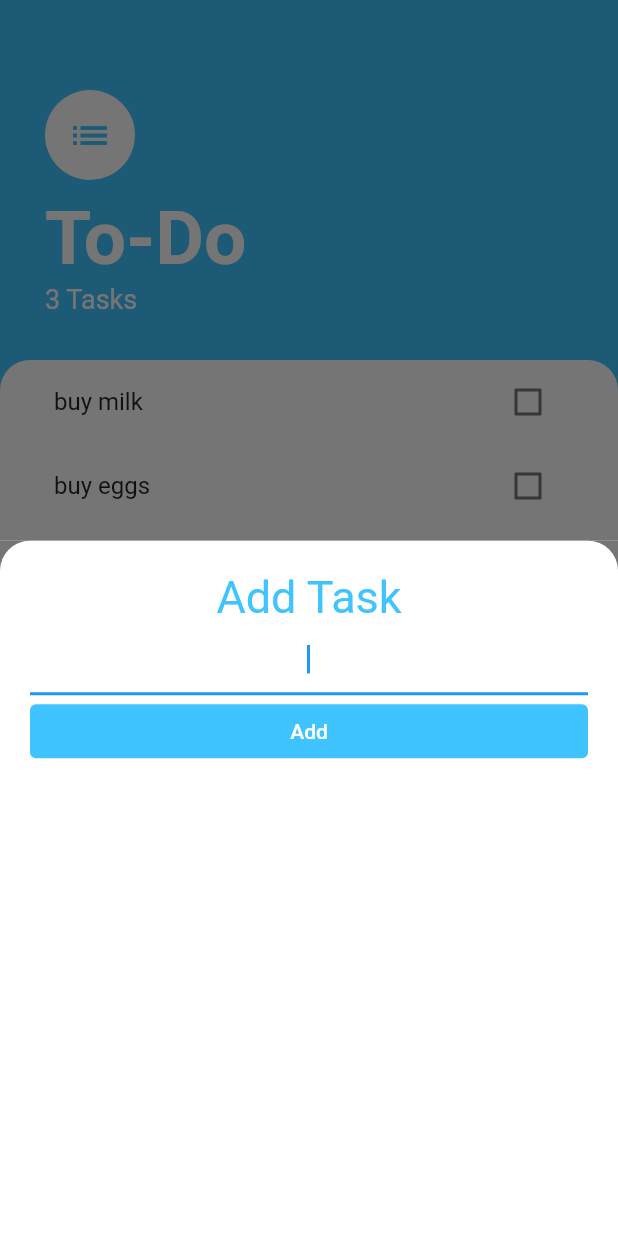
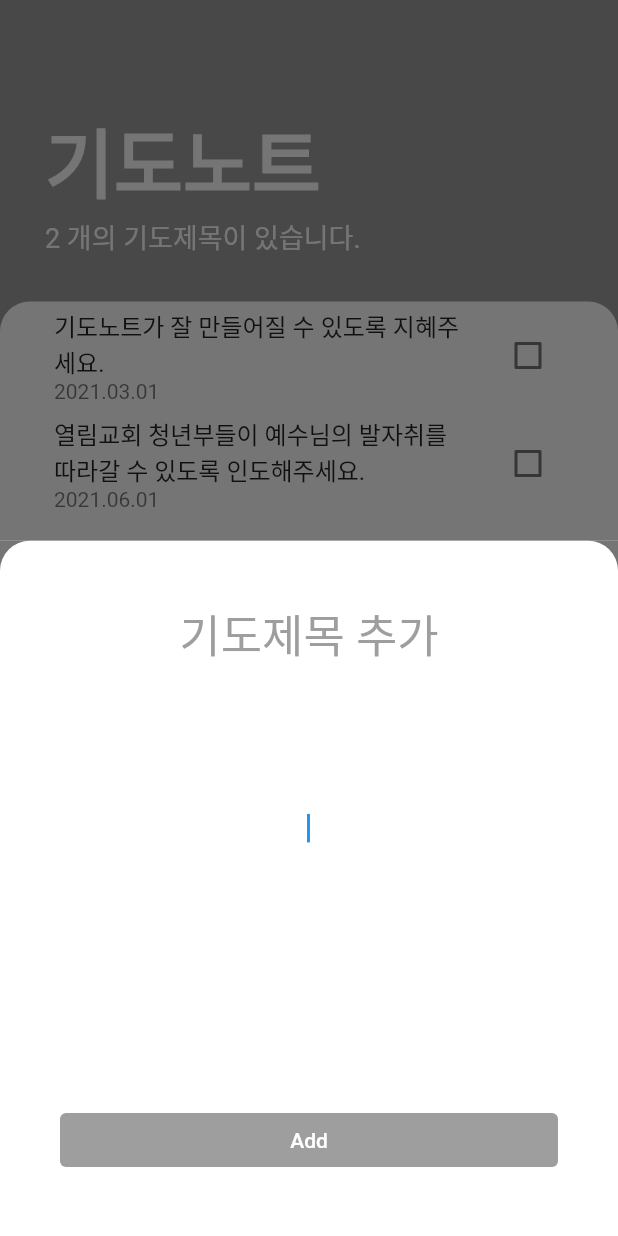
Before and after one commit to SangHoo-c/flutter-todo-list, a Flutter app: the screen it shows after launch, after a tap on the "add" icon, on a phone screen of 412 x 824 dp. Run offline on Flutter 3.47's test engine with Material 2 defaults, Android fonts, the phone set to English and light mode, and no system bars; our stand-ins replace date_format.

Commit message:
pray list

```diff
--- a/lib/modules/task.dart
+++ b/lib/modules/task.dart
@@ -1,8 +1,15 @@
+import 'package:date_format/date_format.dart';
+
 class Task {
-  final String name;
+  final String sentence;
+  final String date;
   bool isDone;
 
-  Task({this.name = 'default', this.isDone = false});
+  Task({
+    this.sentence = 'default',
+    this.isDone = false,
+    this.date = '2020.01.01',
+  });
 
   void toggleDone() {
     isDone = !isDone;
--- a/lib/modules/task_data.dart
+++ b/lib/modules/task_data.dart
@@ -1,13 +1,14 @@
 import 'package:flutter/foundation.dart';
 import 'package:todo_list/modules/task.dart';
 import 'dart:collection';
+import 'package:date_format/date_format.dart';
 
 class TaskData extends ChangeNotifier {
   // task 를 private 하게 만들어서 보호한다.
   List<Task> _tasks = [
-    Task(name: 'buy milk'),
-    Task(name: 'buy eggs'),
-    Task(name: 'do stuff'),
+    Task(sentence: '기도노트가 잘 만들어질 수 있도록 지혜주세요.', date: '2021.03.01'),
+    Task(
+        sentence: '열림교회 청년부들이 예수님의 발자취를 따라갈 수 있도록 인도해주세요.', date: '2021.06.01'),
   ];
 
   // 외부에서 tasks 에 대한 호출이 필요한 경우 , getter 를 사용해서 반환한다.
@@ -21,14 +22,26 @@ class TaskData extends ChangeNotifier {
   }
 
   void addTask(String newTaskTitle) {
-    final task = Task(name: newTaskTitle);
+    DateTime currentDateTime = DateTime.now();
+    String currentDateTimeString =
+        formatDate(currentDateTime, [yyyy, '.', mm, '.', dd]);
+    final task = Task(sentence: newTaskTitle, date: currentDateTimeString);
     _tasks.add(task);
     notifyListeners();
   }
 
-  void updateTask(Task task) {
+  void updateToggle(Task task) {
     task.toggleDone();
     notifyListeners(); // update Widget
+  }
+
+  void updatePray(String newTaskTitle) {
+    // DateTime currentDateTime = DateTime.now();
+    // String currentDateTimeString =
+    //     formatDate(currentDateTime, [yyyy, '.', mm, '.', dd]);
+    // final task = Task(sentence: newTaskTitle, date: currentDateTimeString);
+    // _tasks.add(task);
+    // notifyListeners();
   }
 
   void deleteTask(Task task) {
--- a/lib/screens/add_task_screen.dart
+++ b/lib/screens/add_task_screen.dart
@@ -10,7 +10,7 @@ class AddTaskScreen extends StatelessWidget {
     return Container(
       color: Color(0xff757575),
       child: Container(
-        padding: EdgeInsets.all(20.0),
+        padding: EdgeInsets.all(40.0),
         decoration: BoxDecoration(
           color: Colors.white,
           borderRadius: BorderRadius.only(
@@ -20,25 +20,33 @@ class AddTaskScreen extends StatelessWidget {
         ),
         child: Column(
           crossAxisAlignment: CrossAxisAlignment.stretch,
+          mainAxisAlignment: MainAxisAlignment.spaceBetween,
           children: <Widget>[
             Text(
-              'Add Task',
+              '기도제목 추가',
               textAlign: TextAlign.center,
               style: TextStyle(
                 fontSize: 30.0,
-                color: Colors.lightBlueAccent,
+                color: Colors.grey,
               ),
             ),
-            TextField(
-              autofocus: true,
-              textAlign: TextAlign.center,
-              onChanged: (newText) {
-                newTaskTitle = newText;
-              },
+            Container(
+              width: 100.0,
+              child: TextField(
+                keyboardType: TextInputType.multiline,
+                maxLines: 5,
+                decoration: new InputDecoration(
+                  border: InputBorder.none,
+                ),
+                autofocus: true,
+                textAlign: TextAlign.center,
+                onChanged: (newText) {
+                  newTaskTitle = newText;
+                },
+              ),
             ),
             TextButton(
-              style:
-                  TextButton.styleFrom(backgroundColor: Colors.lightBlueAccent),
+              style: TextButton.styleFrom(backgroundColor: Colors.grey),
               onPressed: () {
                 // final task = Task(name: newTaskTitle);
                 // Provider.of<TaskData>(context).tasks.add(task);
--- a/lib/screens/tasks_screen.dart
+++ b/lib/screens/tasks_screen.dart
@@ -8,10 +8,10 @@ class TasksScreen extends StatelessWidget {
   @override
   Widget build(BuildContext context) {
     return Scaffold(
-      backgroundColor: Colors.lightBlueAccent,
+      backgroundColor: Colors.grey,
       floatingActionButton: FloatingActionButton(
         child: const Icon(Icons.add),
-        backgroundColor: Colors.lightBlueAccent,
+        backgroundColor: Colors.grey,
         onPressed: () {
           showModalBottomSheet(
             context: context,
@@ -34,20 +34,20 @@ class TasksScreen extends StatelessWidget {
               crossAxisAlignment:
                   CrossAxisAlignment.start, // column 안에 있는 항목들 정렬 방법
               children: <Widget>[
-                CircleAvatar(
-                  child: Icon(
-                    Icons.list,
-                    size: 30.0,
-                    color: Colors.lightBlueAccent,
-                  ),
-                  backgroundColor: Colors.white,
-                  radius: 30.0,
-                ),
+                // CircleAvatar(
+                //   child: Icon(
+                //     Icons.list,
+                //     size: 30.0,
+                //     color: Colors.grey,
+                //   ),
+                //   backgroundColor: Colors.white,
+                //   radius: 30.0,
+                // ),
                 SizedBox(
                   height: 10.0,
                 ),
                 Text(
-                  'To-Do',
+                  '기도노트',
                   style: TextStyle(
                     color: Colors.white,
                     fontSize: 50.0,
@@ -55,7 +55,7 @@ class TasksScreen extends StatelessWidget {
                   ),
                 ),
                 Text(
-                  '${Provider.of<TaskData>(context).taskCount} Tasks',
+                  '${Provider.of<TaskData>(context).taskCount} 개의 기도제목이 있습니다.',
                   style: TextStyle(
                     color: Colors.white,
                     fontSize: 18.0,
--- a/lib/widgets/task_list.dart
+++ b/lib/widgets/task_list.dart
@@ -1,4 +1,5 @@
 import 'package:flutter/material.dart';
+import 'package:todo_list/screens/add_task_screen.dart';
 import 'package:todo_list/widgets/task_tile.dart';
 import 'package:provider/provider.dart';
 import 'package:todo_list/modules/task_data.dart';
@@ -13,11 +14,17 @@ class TasksList extends StatelessWidget {
     // Cosumer widger 으로
     return Consumer<TaskData>(
       builder: (context, taskData, child) {
-        return ListView.builder(
+        // 더 좋은(overhead 가 없는) scroll view 가 없는지 찾아보기,
+        return SingleChildScrollView(
+          physics: ScrollPhysics(),
+          child: ListView.builder(
+            physics: NeverScrollableScrollPhysics(),
+            shrinkWrap: true,
+            // itemCount: 18,
             itemBuilder: (context, index) {
               final task = taskData.tasks[index];
               return Dismissible(
-              key: Key(Provider.of<TaskData>(context).tasks[index].name),
+                key: Key(Provider.of<TaskData>(context).tasks[index].sentence),
                 background: Container(
                   padding: EdgeInsets.all(10.0),
                   color: Colors.red,
@@ -38,17 +45,21 @@ class TasksList extends StatelessWidget {
                 },
                 child: TaskTile(
                   isChecked: task.isDone,
-                taskTitle: task.name,
+                  prayerTopic: task.sentence,
+                  currentDate: task.date,
                   checkBoxCallback: (bool? checkBoxState) {
-                  taskData.updateTask(task);
+                    taskData.updateToggle(task);
                   },
                   longPressCallback: () {
-                  taskData.deleteTask(task);
+                    // task 수정할 수 있어야한다.
+
+                    // taskData.deleteTask(task);
                   },
                 ),
               );
             },
             itemCount: taskData.taskCount,
+          ),
         );
       },
     );
--- a/lib/widgets/task_tile.dart
+++ b/lib/widgets/task_tile.dart
@@ -2,13 +2,15 @@ import 'package:flutter/material.dart';
 
 class TaskTile extends StatelessWidget {
   final bool isChecked;
-  final String taskTitle;
+  final String prayerTopic;
+  final String currentDate;
   final Function(bool?) checkBoxCallback;
   final void Function()? longPressCallback;
 
   TaskTile(
       {required this.isChecked,
-      required this.taskTitle,
+      required this.prayerTopic,
+      required this.currentDate,
       required this.checkBoxCallback,
       required this.longPressCallback});
 
@@ -16,8 +18,9 @@ class TaskTile extends StatelessWidget {
   Widget build(BuildContext context) {
     return ListTile(
       onLongPress: longPressCallback,
+      subtitle: Text(currentDate),
       title: Text(
-        taskTitle,
+        prayerTopic,
         style: TextStyle(
             decoration:
                 isChecked ? TextDecoration.lineThrough : TextDecoration.none),
--- a/pubspec.yaml
+++ b/pubspec.yaml
@@ -35,6 +35,7 @@ dependencies:
   # Use with the CupertinoIcons class for iOS style icons.
   cupertino_icons: ^1.0.2
   provider: ^5.0.0
+  date_format: ^2.0.2
 
 dev_dependencies:
   flutter_test:
```
Also changed, not shown: pubspec.lock. Lines whose indentation alone changed are shown as unchanged.
